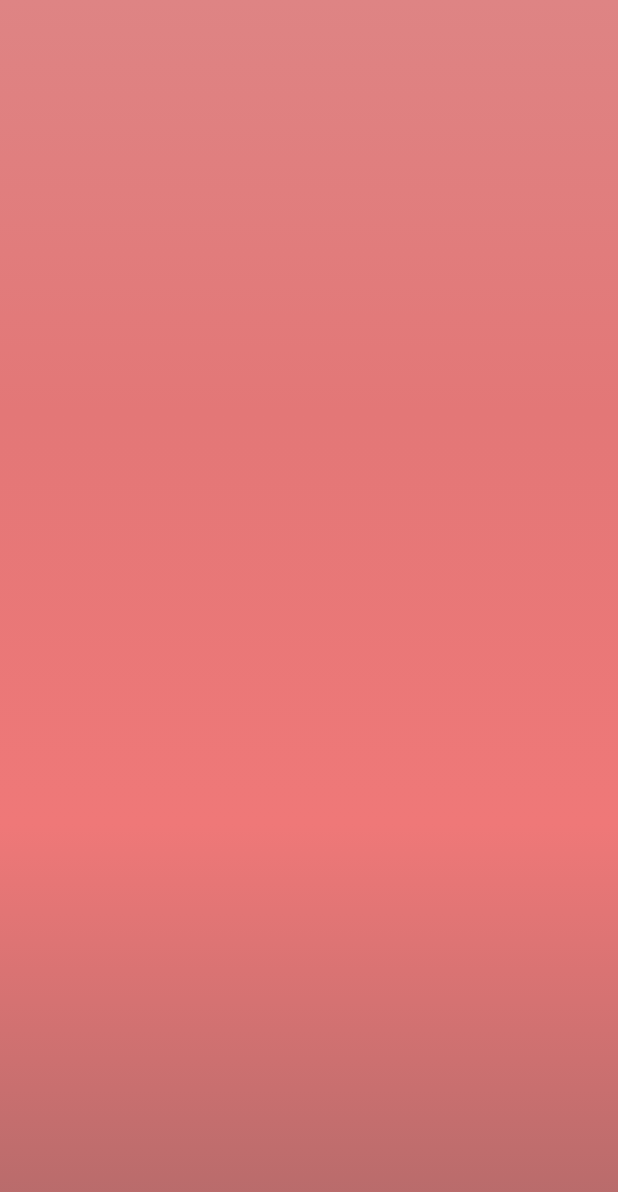
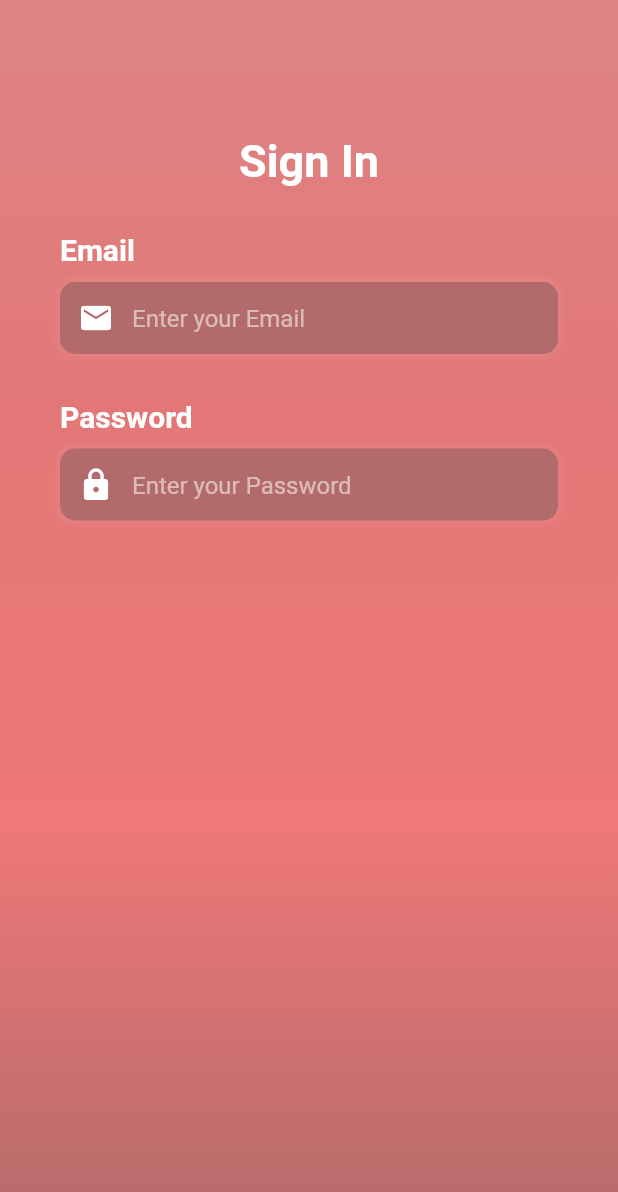
Before and after one commit to RobinKim-SWEngineer/FlutterDevelopment, a Flutter app: the screen it shows after launch, on a phone screen of 412 x 824 dp. Shown: the top 1192 px of the screen. Run offline on Flutter 3.47's test engine with Material 2 defaults, Android fonts, the phone set to English and light mode, and no system bars.

Commit message:
Input frame

```diff
--- a/lib/Screens/AuthRegistration/body.dart
+++ b/lib/Screens/AuthRegistration/body.dart
@@ -1,4 +1,6 @@
 import 'package:flutter/cupertino.dart';
+import 'package:flutter/material.dart';
+import 'support_widgets.dart';
 
 class Body extends StatefulWidget {
   @override
@@ -6,13 +8,51 @@ class Body extends StatefulWidget {
 }
 
 class _BodyState extends State<Body> {
+  Widget _buildInputFrame({
+    required String label,
+    required String inputHint,
+    required bool shouldInputBeObscured,
+    required IconData prefixIcon,
+  }) {
+    return Column(
+      crossAxisAlignment: CrossAxisAlignment.start,
+      children: [
+        Text(
+          label,
+          style: labelTextStyle,
+        ),
+        SizedBox(
+          height: 10,
+        ),
+        Container(
+          decoration: inputBoxDecorationStyle,
+          child: TextField(
+            obscureText: shouldInputBeObscured,
+            keyboardType: TextInputType.emailAddress,
+            decoration: InputDecoration(
+              contentPadding: EdgeInsets.only(top: 15),
+              hintText: inputHint,
+              hintStyle: hintTextStyle,
+              border: InputBorder.none,
+              prefixIcon: Icon(
+                prefixIcon,
+                color: Colors.white,
+              ),
+            ),
+            style: TextStyle(
+              color: Colors.white,
+            ),
+          ),
+        )
+      ],
+    );
+  }
+
   @override
   Widget build(BuildContext context) {
     return Stack(
       children: [
         Container(
-          height: double.infinity,
-          width: double.infinity,
           decoration: BoxDecoration(
             gradient: LinearGradient(
               begin: Alignment.topCenter,
@@ -26,6 +66,36 @@ class _BodyState extends State<Body> {
             ),
           ),
         ),
+        Container(
+          height: double.infinity,
+          width: double.infinity,
+          //decoration: drawBorder(color: Colors.white, width: 5),
+          child: SingleChildScrollView(
+            padding: EdgeInsets.symmetric(
+              horizontal: 40,
+              vertical: 90,
+            ),
+            child: Column(
+              children: [
+                Header('Sign In'),
+                Space(30),
+                _buildInputFrame(
+                  label: 'Email',
+                  inputHint: 'Enter your Email',
+                  prefixIcon: Icons.email,
+                  shouldInputBeObscured: false,
+                ),
+                Space(30),
+                _buildInputFrame(
+                  label: 'Password',
+                  inputHint: 'Enter your Password',
+                  shouldInputBeObscured: true,
+                  prefixIcon: Icons.lock,
+                )
+              ],
+            ),
+          ),
+        ),
       ],
     );
   }
--- /dev/null
+++ b/lib/Screens/AuthRegistration/support_widgets.dart
@@ -0,0 +1,60 @@
+import 'package:flutter/cupertino.dart';
+import 'package:flutter/material.dart';
+
+class Header extends StatelessWidget {
+  Header(this.header);
+
+  final String header;
+
+  @override
+  Widget build(BuildContext context) {
+    return Text(
+      header,
+      style: TextStyle(
+        color: Colors.white,
+        fontSize: 30,
+        fontWeight: FontWeight.bold,
+      ),
+    );
+  }
+}
+
+class Space extends StatelessWidget {
+  Space(this.space);
+
+  final double space;
+
+  @override
+  Widget build(BuildContext context) {
+    return SizedBox(
+      height: space,
+    );
+  }
+}
+
+Decoration drawBorder({required Color color, required double width}) {
+  return BoxDecoration(
+    border: Border.all(
+      color: color,
+      width: width,
+    ),
+  );
+}
+
+final inputBoxDecorationStyle = BoxDecoration(
+    color: Color(0xFFB36A6A),
+    borderRadius: BorderRadius.circular(10),
+    boxShadow: [
+      BoxShadow(
+        color: Colors.white12,
+        blurRadius: 5,
+        //offset: Offset(0, 2),
+      ),
+    ]);
+
+final hintTextStyle = TextStyle(
+  color: Colors.white54,
+);
+
+final labelTextStyle =
+    TextStyle(fontSize: 20, color: Colors.white, fontWeight: FontWeight.bold);
```
